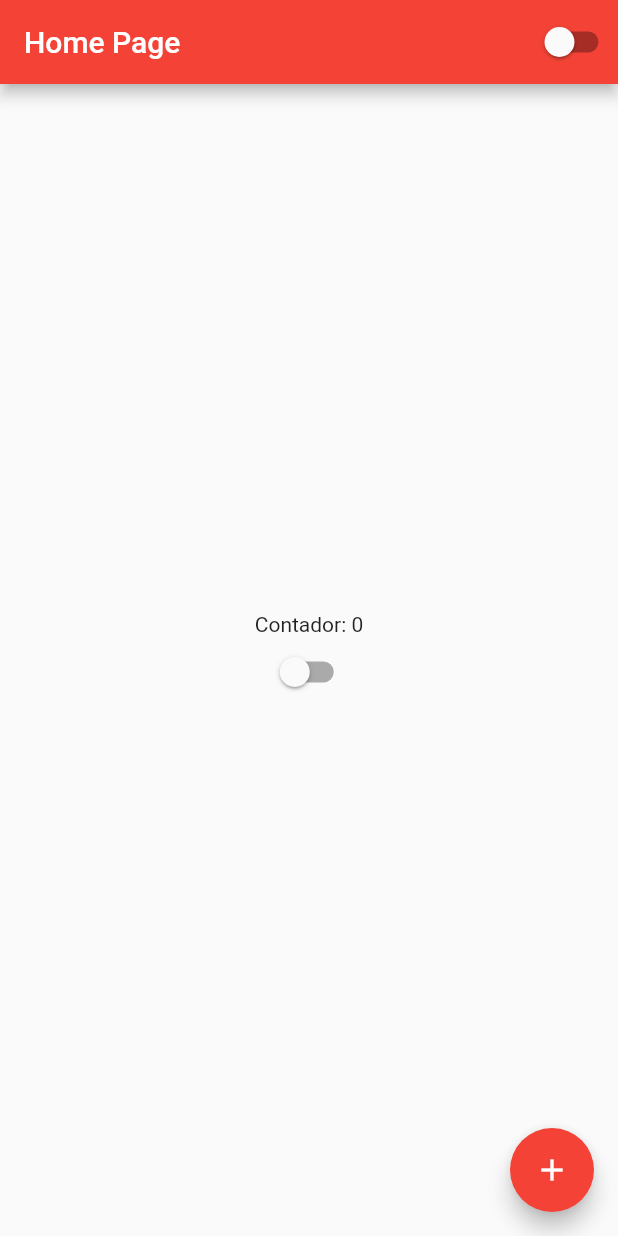
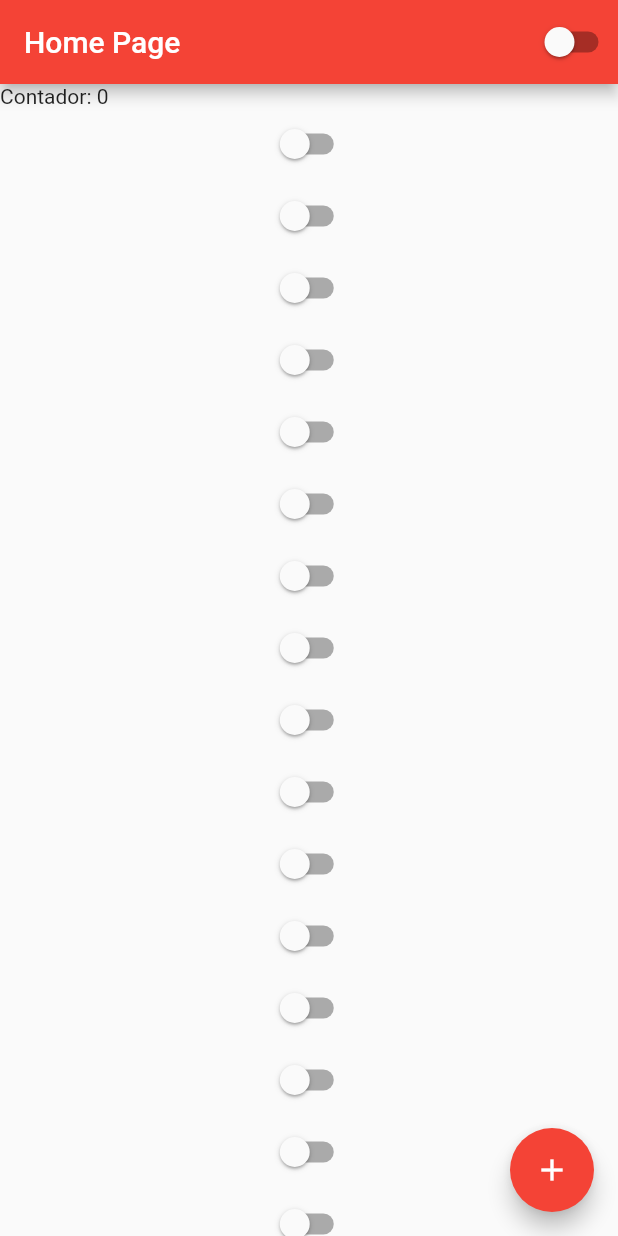
Before and after one commit to RuanK07/Flutter-Mobile, a Flutter app: the screen it shows after launch, on a phone screen of 412 x 824 dp. Run offline on Flutter 3.47's test engine with Material 2 defaults, Android fonts, the phone set to English and light mode, and no system bars.

Commit message:
Create a scroll with Listview

```diff
--- a/lib/home_page.dart
+++ b/lib/home_page.dart
@@ -22,10 +22,27 @@ class HomePageState extends State<HomePage> {
       body: Container(
         width: double.infinity,
         height: double.infinity,
-        child: Column(
-          mainAxisAlignment: MainAxisAlignment.center,
+        child: ListView(
+          //mainAxisAlignment: MainAxisAlignment.center,
           children: [
             Text('Contador: $counter'),
+            CustomSwitch(),
+            CustomSwitch(),
+            CustomSwitch(),
+            CustomSwitch(),
+            CustomSwitch(),
+            CustomSwitch(),
+            CustomSwitch(),
+            CustomSwitch(),
+            CustomSwitch(),
+            CustomSwitch(),
+            CustomSwitch(),
+            CustomSwitch(),
+            CustomSwitch(),
+            CustomSwitch(),
+            CustomSwitch(),
+            CustomSwitch(),
+            CustomSwitch(),
             CustomSwitch(),
           ],
         ),
```
